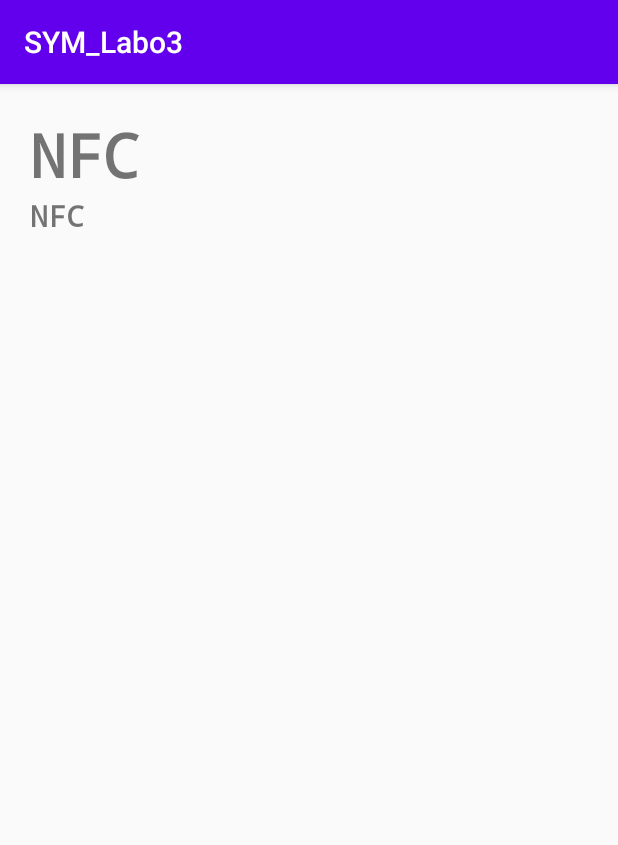
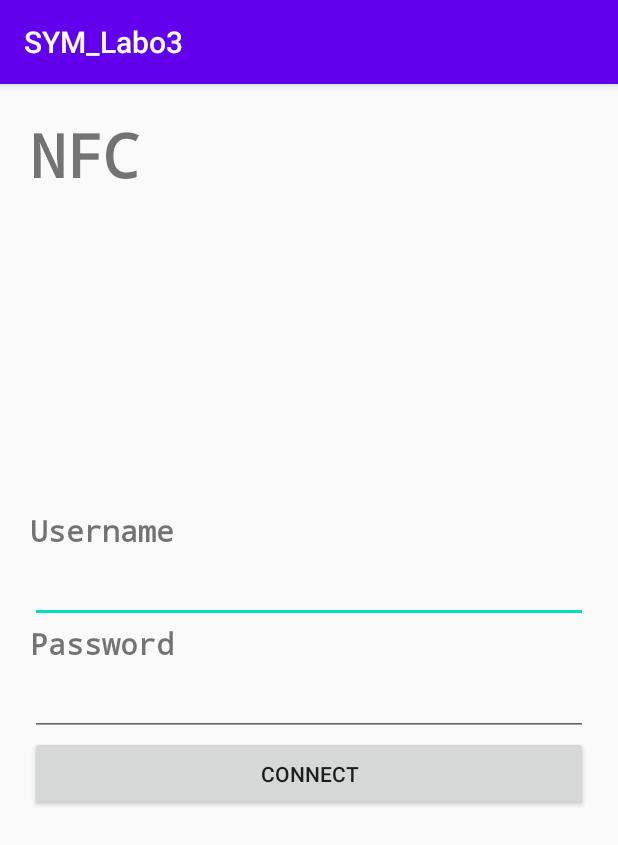
Before and after one commit to Ikewolf77/SYM_Labo3, an Android app: the screen it shows after launch (Activity3), after a tap on "NFC", on a phone screen of 412 x 824 dp. Shown: the top 845 px of the screen. Run offline under Robolectric (Android 15) with nearby library versions, the phone set to English and light mode, and no system bars.

Commit message:
Activity init with fake account login

```diff
--- a/app/src/main/AndroidManifest.xml
+++ b/app/src/main/AndroidManifest.xml
@@ -21,8 +21,7 @@
         <activity android:name=".Activity1"/>
         <activity android:name=".Activity2"/>
         <activity android:name=".Activity3"/>
-        <activity android:name=".Activity4"/>
-        <activity android:name=".Activity5"/>
+        <activity android:name=".NFCActivity"/>
     </application>
 
 </manifest>
--- a/app/src/main/java/com/moodboardapp/sym_labo2/Activity3.kt
+++ b/app/src/main/java/com/moodboardapp/sym_labo2/Activity3.kt
@@ -1,12 +1,46 @@
 package com.moodboardapp.sym_labo2
 
+import android.content.Intent
 import androidx.appcompat.app.AppCompatActivity
 import android.os.Bundle
+import android.util.Log
+import android.widget.Button
+import android.widget.EditText
 
 class Activity3 : AppCompatActivity() {
     /* NFC */
+    private lateinit var usernameInput: EditText
+    private lateinit var passwordInput: EditText
+    private lateinit var connectButton: Button
+
+    // Account Data
+    private var myUsername = "User"
+    private var verySecretPassword = "s3cret"
+
     override fun onCreate(savedInstanceState: Bundle?) {
         super.onCreate(savedInstanceState)
         setContentView(R.layout.activity_3)
+
+        usernameInput = findViewById(R.id.username_input)
+        passwordInput = findViewById(R.id.password_input)
+        connectButton = findViewById(R.id.connect_button)
+
+        connectButton.setOnClickListener {
+            // Credentials test (ugly but not the focus for this lab)
+            if(usernameInput.text.isEmpty() || usernameInput.text.trim().toString() != myUsername) {
+                usernameInput.error = "Invalid username"
+            } else if(passwordInput.text.isEmpty() || passwordInput.text.trim().toString() != verySecretPassword) {
+                passwordInput.error = "Invalid password"
+            } else {
+                // User connected : launch NFC activity
+                val intent = Intent(this, NFCActivity::class.java)
+                startActivity(intent)
+            }
+        }
+
+    }
+
+    companion object {
+        private const val TAG: String = "Activity3"
     }
 }
--- /dev/null
+++ b/app/src/main/java/com/moodboardapp/sym_labo2/NFCActivity.kt
@@ -0,0 +1,19 @@
+package com.moodboardapp.sym_labo2
+
+import android.content.Intent
+import androidx.appcompat.app.AppCompatActivity
+import android.os.Bundle
+import android.util.Log
+import android.widget.Button
+import android.widget.EditText
+
+class NFCActivity : AppCompatActivity() {
+    /* NFC */
+
+    override fun onCreate(savedInstanceState: Bundle?) {
+        super.onCreate(savedInstanceState)
+        setContentView(R.layout.activity_3)
+
+
+    }
+}
--- a/app/src/main/res/layout/activity_3.xml
+++ b/app/src/main/res/layout/activity_3.xml
@@ -18,13 +18,48 @@
         android:textSize="40sp"
         android:fontFamily="monospace"/>
 
-    <TextView
+    <LinearLayout
         android:layout_width="match_parent"
         android:layout_height="wrap_content"
-        app:layout_constraintTop_toBottomOf="@id/title"
-        android:text="@string/activity_3_title"
-        android:textStyle="bold"
-        android:textSize="20sp"
-        android:fontFamily="monospace"/>
+        android:orientation="vertical"
+        app:layout_constraintTop_toTopOf="parent"
+        app:layout_constraintBottom_toBottomOf="parent">
+        <TextView
+            android:layout_width="match_parent"
+            android:layout_height="wrap_content"
+            app:layout_constraintTop_toBottomOf="@id/title"
+            android:text="@string/nfc_username"
+            android:textStyle="bold"
+            android:textSize="20sp"
+            android:fontFamily="monospace"/>
+        <EditText
+            android:id="@+id/username_input"
+            android:layout_width="match_parent"
+            android:layout_height="wrap_content"
+            android:textStyle="bold"
+            android:textSize="20sp"
+            android:fontFamily="monospace"/>
+        <TextView
+            android:layout_width="match_parent"
+            android:layout_height="wrap_content"
+            android:text="@string/nfc_password"
+            android:textStyle="bold"
+            android:textSize="20sp"
+            android:fontFamily="monospace"/>
+        <EditText
+            android:id="@+id/password_input"
+            android:layout_width="match_parent"
+            android:layout_height="wrap_content"
+            android:textStyle="bold"
+            android:textSize="20sp"
+            android:fontFamily="monospace"/>
+        <Button
+            android:id="@+id/connect_button"
+            android:layout_width="match_parent"
+            android:layout_height="50dp"
+            android:text="@string/nfc_connect"/>
+    </LinearLayout>
+
+
 
 </androidx.constraintlayout.widget.ConstraintLayout>
--- a/app/src/main/res/values/strings.xml
+++ b/app/src/main/res/values/strings.xml
@@ -6,4 +6,10 @@
     <string name="activity_1_title">Code-barres</string>
     <string name="activity_2_title">iBeacon</string>
     <string name="activity_3_title">NFC</string>
+
+    <string name="nfc_username">Username</string>
+    <string name="nfc_password">Password</string>
+    <string name="nfc_connect">Connect</string>
+
+
 </resources>
```
